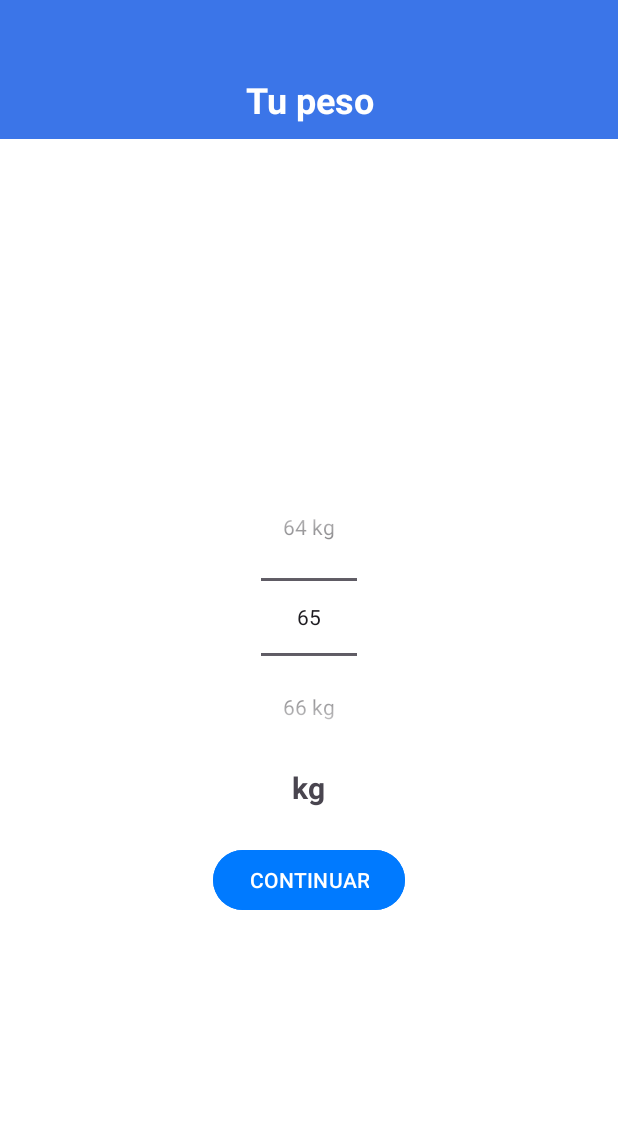
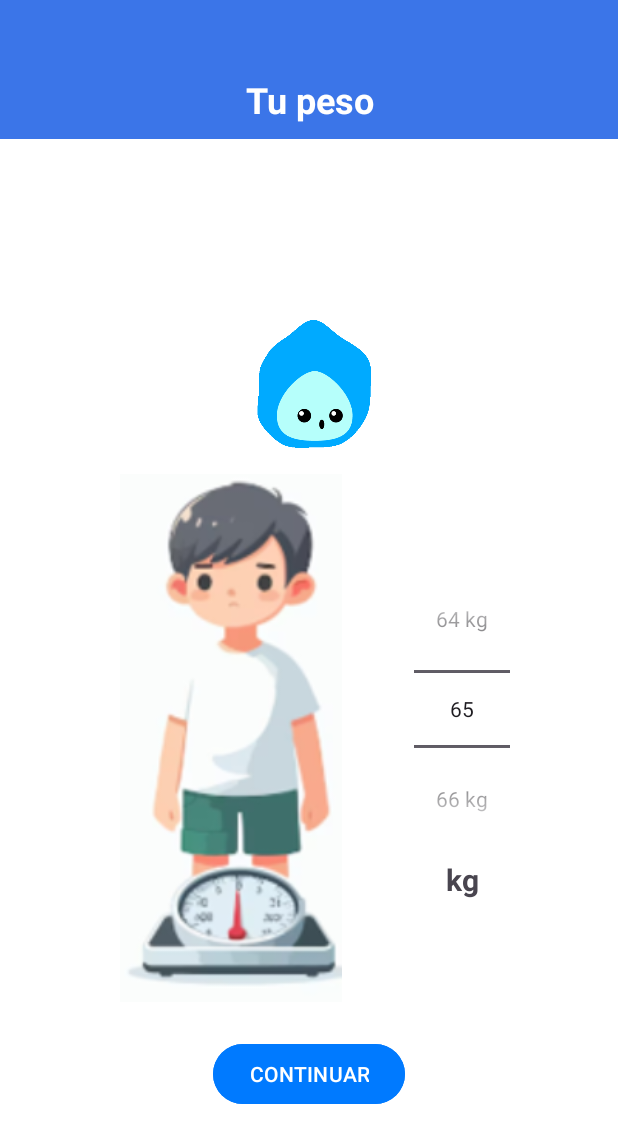
Before and after one commit to ThiaguitoUTU/ThirstyApp, an Android app: the MainActivity4 screen opened directly, with no data from a screen before it, on a phone screen of 412 x 824 dp. Shown: the top 1143 px of the screen. Run offline under Robolectric (Android 15) with nearby library versions, the phone set to English and light mode, and no system bars.

Commit message:
Imagenes Añadidas

```diff
--- a/app/src/main/res/layout/activity_main4.xml
+++ b/app/src/main/res/layout/activity_main4.xml
@@ -1,6 +1,7 @@
 <?xml version="1.0" encoding="utf-8"?>
 <LinearLayout
     xmlns:android="http://schemas.android.com/apk/res/android"
+    xmlns:app="http://schemas.android.com/apk/res-auto"
     xmlns:tools="http://schemas.android.com/tools"
     android:layout_width="match_parent"
     android:layout_height="match_parent"
@@ -9,11 +10,13 @@
     android:gravity="top"
     android:background="@color/white"
     tools:context=".MainActivity4">
+
     <!-- Barra superior -->
     <View
         android:layout_width="match_parent"
         android:layout_height="40dp"
         android:background="@color/light_blue" />
+
     <!-- Título en la parte superior -->
     <TextView
         android:layout_width="match_parent"
@@ -25,43 +28,77 @@
         android:gravity="center"
         android:background="@color/light_blue"
         android:padding="10dp" />
+
     <!-- Contenedor central -->
     <LinearLayout
         android:layout_width="match_parent"
         android:layout_height="match_parent"
+        android:gravity="center"
         android:orientation="vertical"
-        android:gravity="center"
         android:paddingTop="16dp">
 
+        <!-- Imagen de la gotica -->
+        <ImageView
+            android:id="@+id/goticaImage"
+            android:layout_width="112dp"
+            android:layout_height="107dp"
+            android:layout_gravity="center"
+            android:contentDescription="gotica1"
+            android:src="@drawable/animation" />
+
+        <!-- Layout para el muñeco y el NumberPicker -->
         <LinearLayout
             android:layout_width="wrap_content"
             android:layout_height="wrap_content"
-            android:orientation="vertical"
-            android:gravity="center">
+            android:layout_marginTop="16dp"
+            android:gravity="center"
+            android:orientation="horizontal">
+
+            <!-- Imagen del muñeco -->
+
+            <!-- Contenedor del NumberPicker -->
+            <ImageView
+                android:id="@+id/munecoImage"
+                android:layout_width="189dp"
+                android:layout_height="352dp"
+                android:layout_marginEnd="16dp"
+                android:contentDescription="Elparcero"
+                android:src="@drawable/hombred" />
+
+            <LinearLayout
+                android:layout_width="87dp"
+                android:layout_height="267dp"
+                android:gravity="center"
+                android:orientation="vertical">
+
                 <NumberPicker
                     android:id="@+id/numberPicker"
                     android:layout_width="wrap_content"
                     android:layout_height="wrap_content"
-                android:layout_gravity="center"/>
+                    android:layout_gravity="center" />
+
                 <TextView
                     android:id="@+id/unitText"
                     android:layout_width="wrap_content"
                     android:layout_height="wrap_content"
+                    android:layout_marginTop="10dp"
                     android:text="kg"
                     android:textSize="20sp"
-                android:textStyle="bold"
-                android:layout_marginTop="10dp"/>
+                    android:textStyle="bold" />
+            </LinearLayout>
         </LinearLayout>
 
+        <!-- Botón continuar -->
         <Button
             android:id="@+id/botonContinuar"
             android:layout_width="wrap_content"
             android:layout_height="wrap_content"
-            android:text="CONTINUAR"
+            android:layout_gravity="center"
             android:layout_marginTop="24dp"
             android:backgroundTint="#007aff"
-            android:textColor="#FFFFFF"
-            android:layout_gravity="center"/>
+            android:text="CONTINUAR"
+            android:textColor="#FFFFFF" />
+
     </LinearLayout>
 
 </LinearLayout>
```
Also changed, not shown: app/src/main/res/layout/activity_main5.xml (+26 -24 lines), app/src/main/res/drawable/hombred.png (added). Lines whose indentation alone changed are shown as unchanged.
